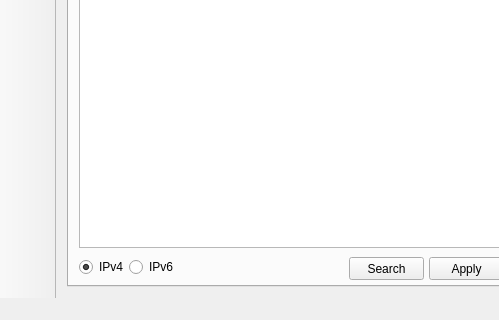
Before: the Qt Designer form mainwindow.ui in qweip/prj1118, drawn with Qt 5; both pictures show x 0 to 499 and y 103 to 423 of the 692 by 423 pixel window.
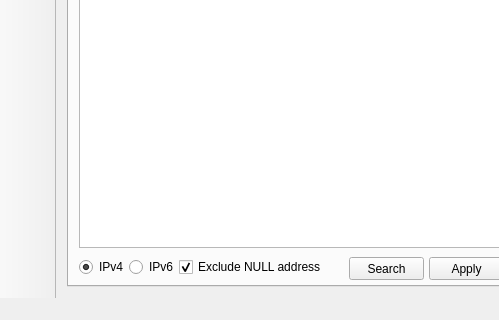
After: the same form once the commit is applied.

Commit message: Exclude NULL address

What changed in the file:
```diff
--- a/mainwindow.ui
+++ b/mainwindow.ui
@@ -209,6 +209,22 @@
          <string>IPv6</string>
         </property>
        </widget>
+       <widget class="QCheckBox" name="checkBox">
+        <property name="geometry">
+         <rect>
+          <x>110</x>
+          <y>300</y>
+          <width>161</width>
+          <height>20</height>
+         </rect>
+        </property>
+        <property name="text">
+         <string>Exclude NULL address</string>
+        </property>
+        <property name="checked">
+         <bool>true</bool>
+        </property>
+       </widget>
       </widget>
      </widget>
     </item>
```
The commit also changes 2 other files.
